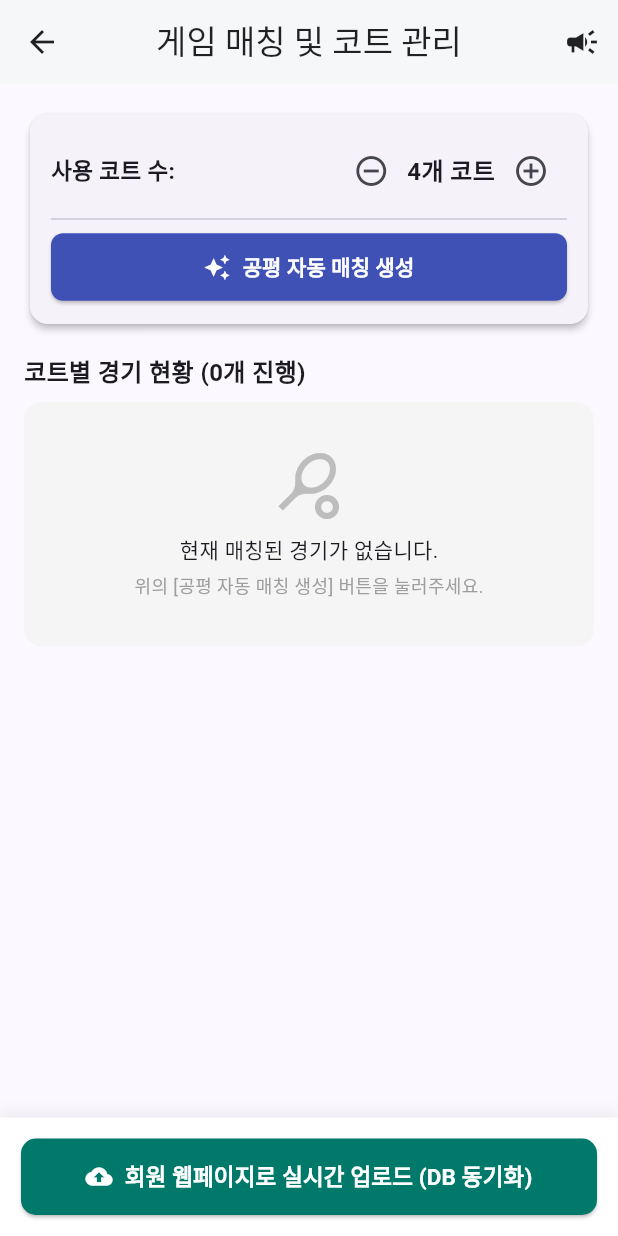
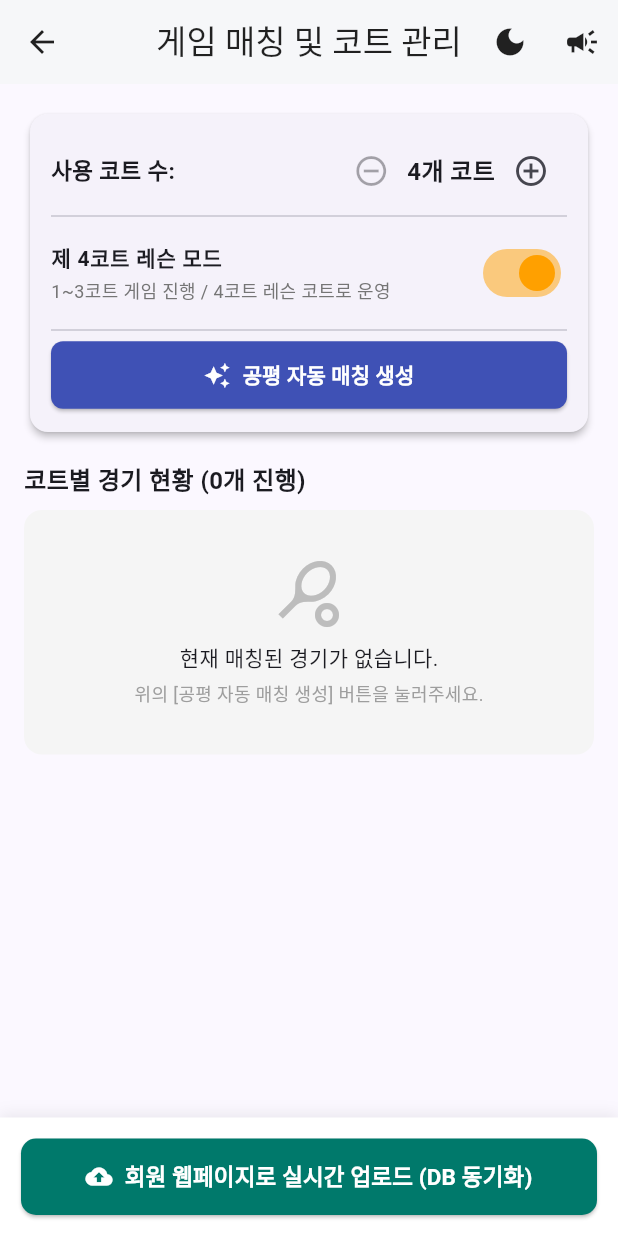
Before and after one commit to DONGBOSIM/Infinite_Rally_GG, a Flutter app: the MatchTab screen opened directly, on a phone screen of 412 x 824 dp. Run offline on Flutter 3.47's test engine with Material 3 defaults, Android fonts, the phone set to English and light mode, and no system bars; our stand-ins replace cloud_firestore, firebase_core, qr_flutter; accounts and stored records are empty; statements that could not run were skipped.

Commit message:
feat: complete Phase 1 data models, theme support, and multi-admin sync

```diff
--- a/admin_app/lib/models/member.dart
+++ b/admin_app/lib/models/member.dart
@@ -1,10 +1,14 @@
 class Member {
   final String id;
   final String name;
-  final String tier; // "A", "B", "C", "D", "초심"
+  final String tier; // "S", "A", "B", "C", "D", "E" (하위 호환: "초심"은 "E"로 취급)
   final String gender; // "M", "F"
   bool isPresent; // 당일 참석 여부
   int matchCountToday; // 오늘 경기 수
+  bool isGuest; // 게스트 여부
+  bool hasSubmittedShuttle; // 콕 제출(출석 확정) 여부
+  bool isLesson; // 레슨 신청 여부
+  String? fixedPartnerId; // 고정 페어(파트너) 회원 ID
 
   Member({
     required this.id,
@@ -13,11 +17,17 @@ class Member {
     required this.gender,
     this.isPresent = false,
     this.matchCountToday = 0,
+    this.isGuest = false,
+    this.hasSubmittedShuttle = false,
+    this.isLesson = false,
+    this.fixedPartnerId,
   });
 
-  // 급수별 밸런스 점수 (매칭 밸런싱용)
+  // 6단계 급수별 밸런스 점수 (매칭 밸런싱용: S=5, A=4, B=3, C=2, D=1, E=0)
   int get tierScore {
-    switch (tier) {
+    switch (tier.toUpperCase()) {
+      case 'S':
+        return 5;
       case 'A':
         return 4;
       case 'B':
@@ -26,10 +36,19 @@ class Member {
         return 2;
       case 'D':
         return 1;
+      case 'E':
       case '초심':
       default:
         return 0;
     }
+  }
+
+  // 화면 표시용 이름 (게스트일 경우 앞에 'G ' 표기)
+  String get displayName {
+    if (isGuest && !name.startsWith('G ')) {
+      return 'G $name';
+    }
+    return name;
   }
 
   Member copyWith({
@@ -39,6 +58,10 @@ class Member {
     String? gender,
     bool? isPresent,
     int? matchCountToday,
+    bool? isGuest,
+    bool hasSubmittedShuttle = false,
+    bool? isLesson,
+    String? fixedPartnerId,
   }) {
     return Member(
       id: id ?? this.id,
@@ -47,6 +70,10 @@ class Member {
       gender: gender ?? this.gender,
       isPresent: isPresent ?? this.isPresent,
       matchCountToday: matchCountToday ?? this.matchCountToday,
+      isGuest: isGuest ?? this.isGuest,
+      hasSubmittedShuttle: hasSubmittedShuttle,
+      isLesson: isLesson ?? this.isLesson,
+      fixedPartnerId: fixedPartnerId ?? this.fixedPartnerId,
     );
   }
 
@@ -58,6 +85,10 @@ class Member {
       'gender': gender,
       'isPresent': isPresent,
       'matchCountToday': matchCountToday,
+      'isGuest': isGuest,
+      'hasSubmittedShuttle': hasSubmittedShuttle,
+      'isLesson': isLesson,
+      'fixedPartnerId': fixedPartnerId,
     };
   }
 
@@ -65,10 +96,14 @@ class Member {
     return Member(
       id: map['id'] ?? '',
       name: map['name'] ?? '',
-      tier: map['tier'] ?? '초심',
+      tier: map['tier'] ?? 'E',
       gender: map['gender'] ?? 'M',
       isPresent: map['isPresent'] ?? false,
       matchCountToday: map['matchCountToday'] ?? 0,
+      isGuest: map['isGuest'] ?? false,
+      hasSubmittedShuttle: map['hasSubmittedShuttle'] ?? false,
+      isLesson: map['isLesson'] ?? false,
+      fixedPartnerId: map['fixedPartnerId'],
     );
   }
 }
--- a/admin_app/lib/screens/match_tab.dart
+++ b/admin_app/lib/screens/match_tab.dart
@@ -11,11 +11,34 @@ class MatchTab extends StatelessWidget {
     final currentGames = appState.currentGames;
     final upcomingGames = appState.upcomingGames;
 
+    final isDark = Theme.of(context).brightness == Brightness.dark;
+
     return Scaffold(
       appBar: AppBar(
-        title: const Text('게임 매칭 및 코트 관리'),
+        title: Row(
+          mainAxisSize: MainAxisSize.min,
+          children: [
+            const Text('게임 매칭 및 코트 관리'),
+            if (appState.isRemoteSyncActive) ...[
+              const SizedBox(width: 8),
+              Container(
+                padding: const EdgeInsets.symmetric(horizontal: 6, vertical: 2),
+                decoration: BoxDecoration(
+                  color: Colors.green.shade600,
+                  borderRadius: BorderRadius.circular(4),
+                ),
+                child: const Text('동기화중', style: TextStyle(color: Colors.white, fontSize: 10, fontWeight: FontWeight.bold)),
+              ),
+            ],
+          ],
+        ),
         elevation: 1,
         actions: [
+          IconButton(
+            icon: Icon(isDark ? Icons.light_mode : Icons.dark_mode),
+            tooltip: isDark ? '라이트 모드로 전환' : '다크 모드로 전환',
+            onPressed: () => appState.toggleTheme(),
+          ),
           IconButton(
             icon: const Icon(Icons.campaign),
             tooltip: '공지사항 수정',
@@ -48,7 +71,7 @@ class MatchTab extends StatelessWidget {
                             IconButton(
                               icon: const Icon(Icons.remove_circle_outline),
                               onPressed: appState.courtCount > 1
-                                  ? () => appState.setCourtCount(appState.courtCount - 1)
+                                   () => appState.setCourtCount(appState.courtCount - 1)
                                   : null,
                             ),
                             Text(
@@ -65,7 +88,23 @@ class MatchTab extends StatelessWidget {
                         ),
                       ],
                     ),
-                    const Divider(height: 16),
+                    const Divider(height: 12),
+                    // 4코트 레슨 모드 원클릭 토글
+                    SwitchListTile(
+                      dense: true,
+                      contentPadding: EdgeInsets.zero,
+                      title: const Text('제 4코트 레슨 모드', style: TextStyle(fontWeight: FontWeight.bold, fontSize: 14)),
+                      subtitle: Text(
+                        appState.isLessonCourtEnabled
+                            ? '1~3코트 게임 진행 / 4코트 레슨 코트로 운영'
+                            : '1~4코트 전체 게임 코트로 운영',
+                        style: TextStyle(fontSize: 12, color: isDark ? Colors.grey.shade400 : Colors.grey.shade600),
+                      ),
+                      value: appState.isLessonCourtEnabled,
+                      activeColor: Colors.amber.shade700,
+                      onChanged: (val) => appState.toggleLessonCourt(val),
+                    ),
+                    const Divider(height: 12),
                     Row(
                       children: [
                         Expanded(
```
Also changed, not shown: admin_app/lib/main.dart (+34 -0 lines), admin_app/lib/models/daily_session.dart (+71 -0 lines), admin_app/lib/models/game_match.dart (+62 -0 lines), admin_app/lib/providers/app_state.dart (+115 -3 lines), admin_app/lib/screens/members_tab.dart (+70 -23 lines), admin_app/lib/services/firestore_service.dart (+35 -0 lines), 2 other files.
